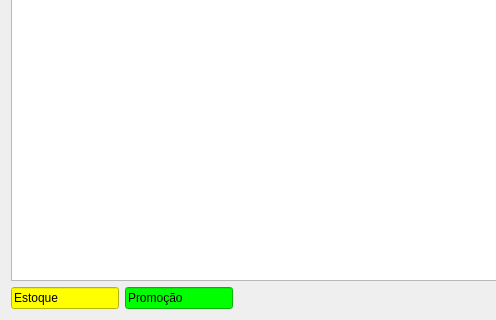
Old version of the form ui/searchdialog.ui in the repository darktorres/ERP-STACCATO; both pictures show x 0 to 496 and y 152 to 472 of the 979 by 472 pixel window.
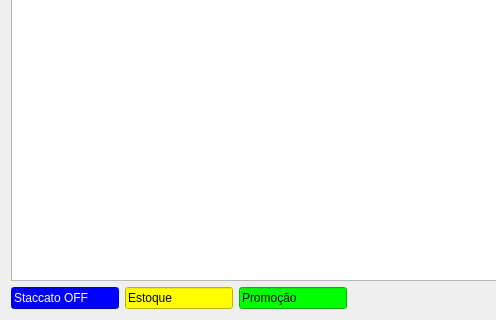
New version of the form. Custom widgets are drawn as their Qt base class.

Diff of the .ui file:
```diff
--- a/ui/searchdialog.ui
+++ b/ui/searchdialog.ui
@@ -35,6 +35,26 @@
    </item>
    <item row="2" column="0">
     <layout class="QHBoxLayout" name="horizontalLayout">
+     <item>
+      <widget class="QLineEdit" name="lineEditEstoque_2">
+       <property name="sizePolicy">
+        <sizepolicy hsizetype="Fixed" vsizetype="Fixed">
+         <horstretch>0</horstretch>
+         <verstretch>0</verstretch>
+        </sizepolicy>
+       </property>
+       <property name="styleSheet">
+        <string notr="true">background-color: rgb(0, 0, 255);
+color: rgb(255, 255, 255);</string>
+       </property>
+       <property name="text">
+        <string>Staccato OFF</string>
+       </property>
+       <property name="readOnly">
+        <bool>true</bool>
+       </property>
+      </widget>
+     </item>
      <item>
       <widget class="QLineEdit" name="lineEditEstoque">
        <property name="sizePolicy">
```
